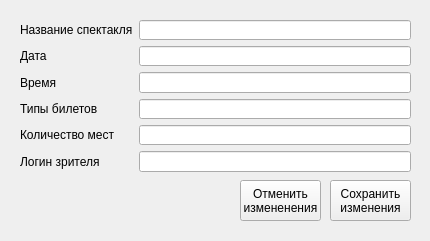
Old version of the form Teatr/tickets.ui in the repository Shnayder102/teatr.
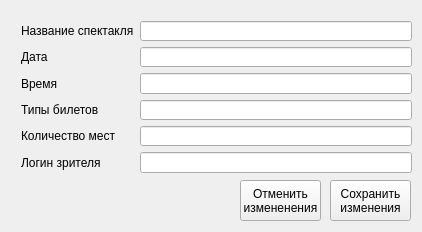
New version of the form.

The edit to the form file:
```diff
--- a/Teatr/tickets.ui
+++ b/Teatr/tickets.ui
@@ -6,10 +6,22 @@
    <rect>
     <x>0</x>
     <y>0</y>
-    <width>430</width>
-    <height>241</height>
+    <width>422</width>
+    <height>232</height>
    </rect>
   </property>
+  <property name="minimumSize">
+   <size>
+    <width>422</width>
+    <height>232</height>
+   </size>
+  </property>
+  <property name="maximumSize">
+   <size>
+    <width>422</width>
+    <height>232</height>
+   </size>
+  </property>
   <property name="windowTitle">
    <string>Form</string>
   </property>
@@ -41,11 +53,11 @@
 измененения</string>
    </property>
   </widget>
-  <widget class="QWidget" name="layoutWidget">
+  <widget class="QWidget" name="">
    <property name="geometry">
     <rect>
-     <x>20</x>
-     <y>20</y>
+     <x>21</x>
+     <y>21</y>
      <width>391</width>
      <height>152</height>
     </rect>
```
